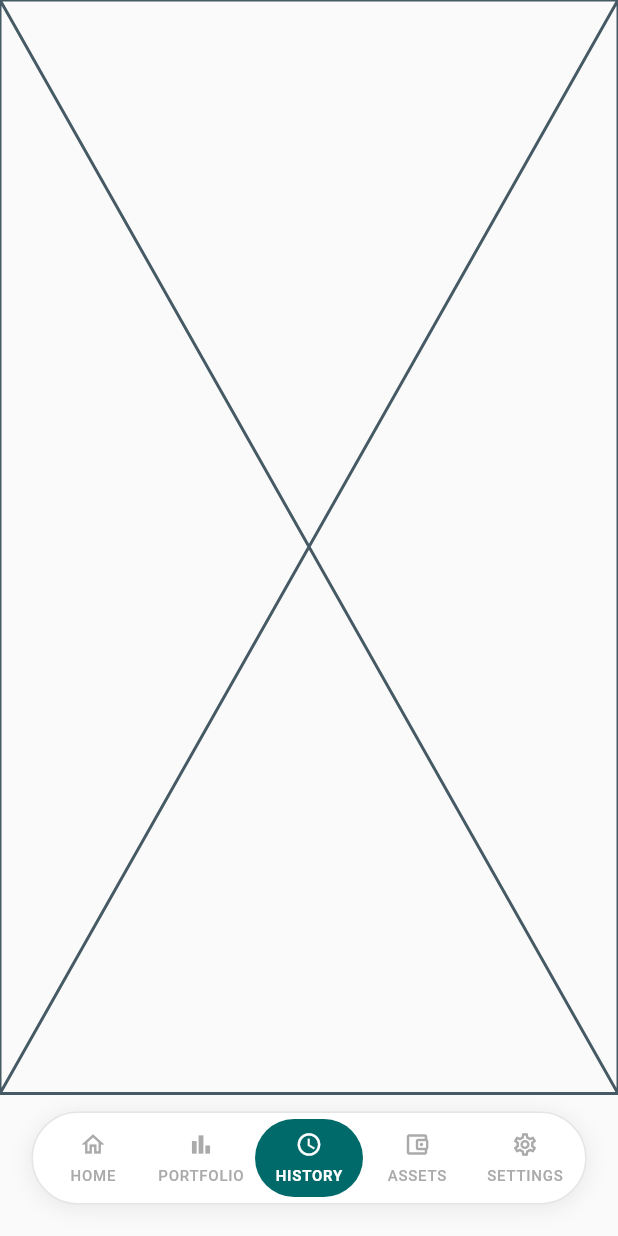
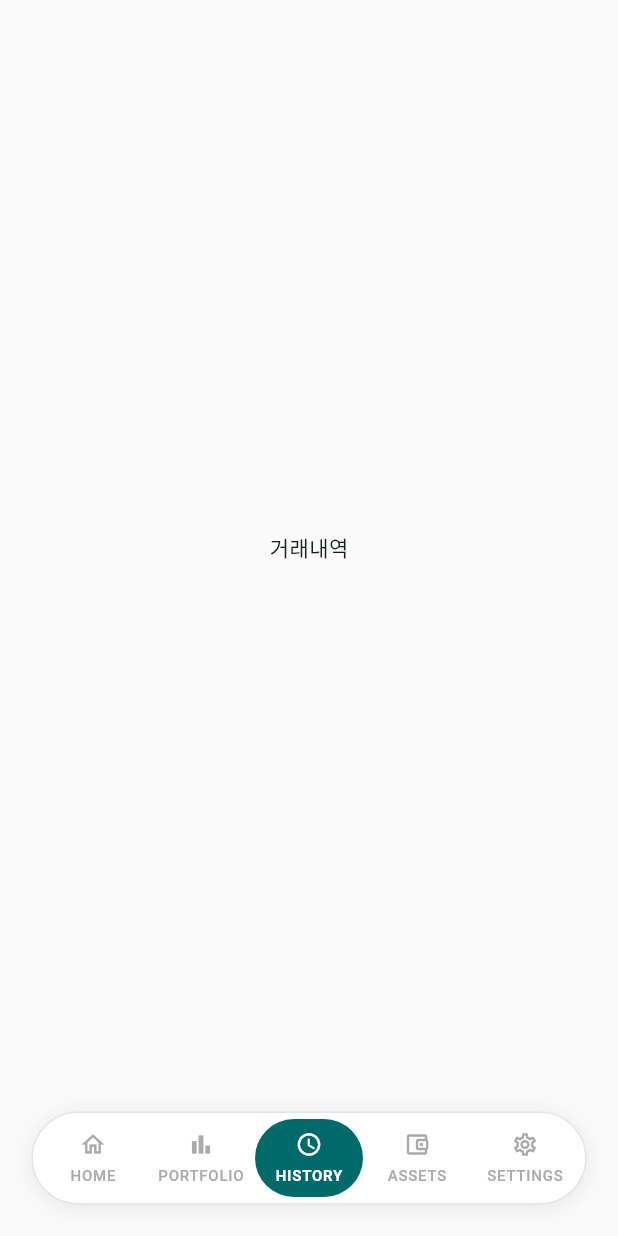
Before and after one commit to venaki/portfolio-app, a Flutter app: the MainApp screen opened directly, item 3 of the bottom bar chosen, on a phone screen of 412 x 824 dp. Run offline on Flutter 3.47's test engine with Material 3 defaults, Android fonts, the phone set to English and light mode, and no system bars; our stand-ins replace flutter_riverpod, google_sign_in, shared_preferences; accounts and stored records are empty.

Commit message:
feat: add responsive shell with PC sidebar and dynamic accent color
Co-Authored-By: Claude Opus 4.6 (1M context) <noreply@anthropic.com>

```diff
--- a/portfolio-flutter/lib/app.dart
+++ b/portfolio-flutter/lib/app.dart
@@ -6,7 +6,8 @@ import 'screens/login_screen.dart';
 import 'screens/sheet_connect_screen.dart';
 import 'screens/dashboard_screen.dart';
 import 'screens/portfolio_screen.dart';
-import 'widgets/custom_tab_bar.dart';
+import 'widgets/responsive_shell.dart';
+import 'utils/constants.dart';
 
 class PortfolioApp extends ConsumerWidget {
   const PortfolioApp({super.key});
@@ -14,6 +15,8 @@ class PortfolioApp extends ConsumerWidget {
   @override
   Widget build(BuildContext context, WidgetRef ref) {
     final authState = ref.watch(authStateProvider);
+    final portfolio = ref.watch(portfolioProvider);
+    final accentColor = hexToColor(portfolio.settings.accentColor);
 
     return MaterialApp(
       title: 'Portfolio',
@@ -22,7 +25,7 @@ class PortfolioApp extends ConsumerWidget {
         useMaterial3: true,
         scaffoldBackgroundColor: const Color(0xFFFAFAFA),
         colorScheme: ColorScheme.fromSeed(
-          seedColor: const Color(0xFF0D6E6E),
+          seedColor: accentColor,
           surface: const Color(0xFFFFFFFF),
         ),
         cardTheme: CardThemeData(
@@ -93,20 +96,16 @@ class _MainAppState extends ConsumerState<MainApp> {
     final screens = [
       const DashboardScreen(),
       const PortfolioScreen(),
-      const Placeholder(), // History — Phase 2
-      const Placeholder(), // Other Assets — Phase 2
-      const Placeholder(), // Settings — Phase 2
+      const Center(child: Text('거래내역')),   // Placeholder until Task 4
+      const Center(child: Text('기타 자산')),  // Placeholder until Task 7
+      const Center(child: Text('설정')),      // Placeholder until Task 8
     ];
 
     return Scaffold(
-      body: Column(
-        children: [
-          Expanded(child: screens[_currentIndex]),
-          CustomTabBar(
-            currentIndex: _currentIndex,
-            onTap: (i) => setState(() => _currentIndex = i),
-          ),
-        ],
+      body: ResponsiveShell(
+        currentIndex: _currentIndex,
+        onTap: (i) => setState(() => _currentIndex = i),
+        child: screens[_currentIndex],
       ),
     );
   }
--- /dev/null
+++ b/portfolio-flutter/lib/widgets/responsive_shell.dart
@@ -0,0 +1,39 @@
+import 'package:flutter/material.dart';
+import 'sidebar.dart';
+import 'custom_tab_bar.dart';
+
+class ResponsiveShell extends StatelessWidget {
+  final int currentIndex;
+  final ValueChanged<int> onTap;
+  final Widget child;
+
+  const ResponsiveShell({
+    super.key,
+    required this.currentIndex,
+    required this.onTap,
+    required this.child,
+  });
+
+  static const breakpoint = 768.0;
+
+  @override
+  Widget build(BuildContext context) {
+    final isDesktop = MediaQuery.of(context).size.width >= breakpoint;
+
+    if (isDesktop) {
+      return Row(
+        children: [
+          Sidebar(currentIndex: currentIndex, onTap: onTap),
+          Expanded(child: child),
+        ],
+      );
+    }
+
+    return Column(
+      children: [
+        Expanded(child: child),
+        CustomTabBar(currentIndex: currentIndex, onTap: onTap),
+      ],
+    );
+  }
+}
```
Also changed, not shown: portfolio-flutter/lib/widgets/sidebar.dart (added, +95 -0 lines).
